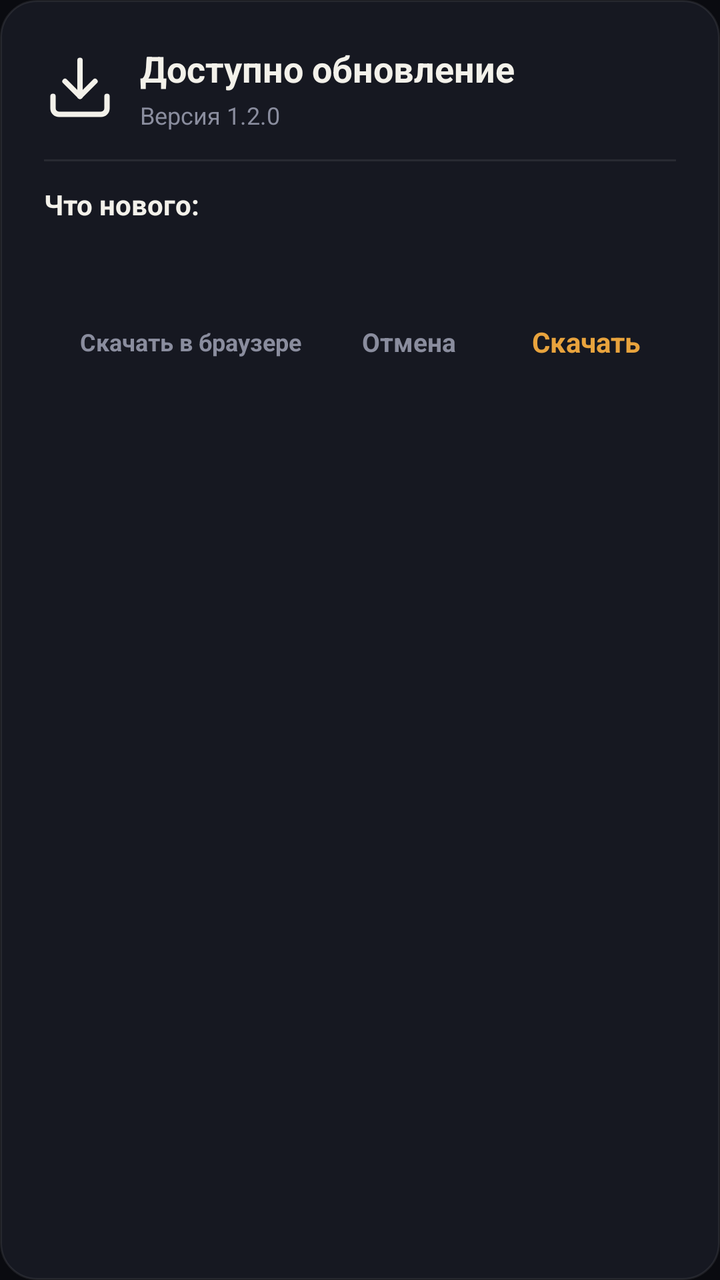
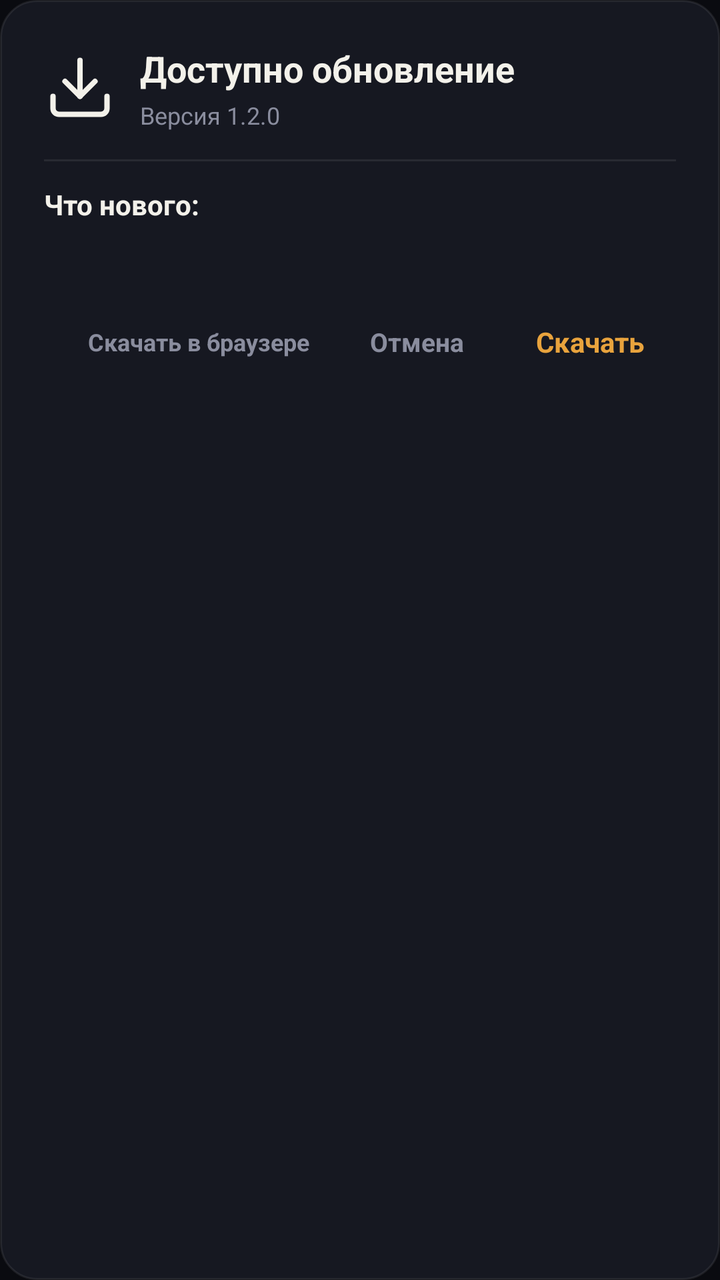

Screens rendered from an Android XML layout before and after an edit, with the pre-edit source and the edit as a unified diff.
<!-- AndroidManifest.xml: application theme Theme.Mirage -->
<!-- res/layout/dialog_update_available.xml -->
<?xml version="1.0" encoding="utf-8"?>
<LinearLayout xmlns:android="http://schemas.android.com/apk/res/android"
    android:id="@+id/dialogUpdateAvailableRoot"
    android:layout_width="match_parent"
    android:layout_height="wrap_content"
    android:background="@drawable/bg_card"
    android:orientation="vertical"
    android:padding="22dp">

    
    <LinearLayout
        android:layout_width="match_parent"
        android:layout_height="wrap_content"
        android:gravity="center_vertical"
        android:orientation="horizontal">

        <ImageView
            android:id="@+id/ivUpdateAvailableIcon"
            android:layout_width="36dp"
            android:layout_height="36dp"
            android:layout_marginEnd="12dp"
            android:src="@drawable/ic_download"
            android:contentDescription="@null" />

        <LinearLayout
            android:layout_width="0dp"
            android:layout_height="wrap_content"
            android:layout_weight="1"
            android:orientation="vertical">

            <TextView
                android:id="@+id/tvUpdateAvailableTitle"
                android:layout_width="wrap_content"
                android:layout_height="wrap_content"
                android:text="@string/update_dialog_title"
                android:textColor="@color/ink"
                android:textSize="18sp"
                android:textStyle="bold" />

            <TextView
                android:id="@+id/tvUpdateVersionBadge"
                android:layout_width="wrap_content"
                android:layout_height="wrap_content"
                android:layout_marginTop="3dp"
                android:text="Версия 1.2.0"
                android:textColor="@color/ink_soft"
                android:textSize="12sp" />
        </LinearLayout>
    </LinearLayout>

    <View
        android:id="@+id/vUpdateAvailableDivider"
        android:layout_width="match_parent"
        android:layout_height="1dp"
        android:layout_marginTop="14dp"
        android:layout_marginBottom="12dp"
        android:background="@color/card_stroke" />

    <TextView
        android:id="@+id/tvChangelogLabel"
        android:layout_width="wrap_content"
        android:layout_height="wrap_content"
        android:text="Что нового:"
        android:textColor="@color/ink"
        android:textSize="14sp"
        android:textStyle="bold" />

    <ScrollView
        android:layout_width="match_parent"
        android:layout_height="wrap_content"
        android:layout_marginTop="8dp"
        android:layout_marginBottom="14dp"
        android:maxHeight="200dp">

        <TextView
            android:id="@+id/tvUpdateChangelog"
            android:layout_width="match_parent"
            android:layout_height="wrap_content"
            android:lineSpacingExtra="3dp"
            android:textColor="@color/ink_soft"
            android:textSize="13sp" />
    </ScrollView>

    
    <LinearLayout
        android:id="@+id/layoutUpdateProgress"
        android:layout_width="match_parent"
        android:layout_height="wrap_content"
        android:layout_marginBottom="14dp"
        android:orientation="vertical"
        android:visibility="gone">

        <ProgressBar
            android:id="@+id/pbUpdateDownload"
            style="?android:attr/progressBarStyleHorizontal"
            android:layout_width="match_parent"
            android:layout_height="8dp"
            android:indeterminate="false"
            android:max="100"
            android:progress="0"
            android:progressBackgroundTint="@color/card_stroke"
            android:progressTint="@color/accent" />

        <TextView
            android:id="@+id/tvUpdateDownloadProgress"
            android:layout_width="match_parent"
            android:layout_height="wrap_content"
            android:layout_marginTop="6dp"
            android:gravity="center"
            android:text="@string/update_download_preparing"
            android:textColor="@color/ink_soft"
            android:textSize="12sp" />
    </LinearLayout>

    
    <LinearLayout
        android:layout_width="match_parent"
        android:layout_height="wrap_content"
        android:gravity="end|center_vertical"
        android:orientation="horizontal">

        <TextView
            android:id="@+id/btnUpdateBrowser"
            android:layout_width="wrap_content"
            android:layout_height="wrap_content"
            android:background="@android:color/transparent"
            android:clickable="true"
            android:focusable="false"
            android:maxLines="1"
            android:paddingStart="10dp"
            android:paddingEnd="10dp"
            android:paddingTop="10dp"
            android:paddingBottom="10dp"
            android:text="@string/update_dialog_browser_btn"
            android:textColor="@color/ink_soft"
            android:textSize="12sp"
            android:textStyle="bold" />

        <TextView
            android:id="@+id/btnUpdateLater"
            android:layout_width="wrap_content"
            android:layout_height="wrap_content"
            android:layout_marginStart="8dp"
            android:background="@android:color/transparent"
            android:clickable="true"
            android:focusable="false"
            android:paddingStart="12dp"
            android:paddingEnd="12dp"
            android:paddingTop="10dp"
            android:paddingBottom="10dp"
            android:text="@string/update_dialog_later"
            android:textColor="@color/ink_soft"
            android:textSize="13sp"
            android:textStyle="bold" />

        <TextView
            android:id="@+id/btnUpdateDownload"
            android:layout_width="wrap_content"
            android:layout_height="wrap_content"
            android:layout_marginStart="8dp"
            android:background="@android:color/transparent"
            android:clickable="true"
            android:focusable="false"
            android:paddingStart="18dp"
            android:paddingEnd="18dp"
            android:paddingTop="10dp"
            android:paddingBottom="10dp"
            android:text="@string/update_dialog_download"
            android:textColor="@color/accent"
            android:textSize="14sp"
            android:textStyle="bold" />
    </LinearLayout>

</LinearLayout>
<!-- resources referenced by this layout -->
<resources>
  <color name="accent">#E8A33D</color>
  <color name="card_stroke">#14FFFFFF</color>
  <color name="ink">#F3F1EA</color>
  <color name="ink_soft">#8A8D9E</color>
  <!-- drawable bg_card (drawable) -->
  <?xml version="1.0" encoding="utf-8"?>
  <shape xmlns:android="http://schemas.android.com/apk/res/android"
      android:shape="rectangle">
      <corners android:radius="18dp" />
      <solid android:color="@color/card" />
      <stroke
          android:width="1dp"
          android:color="@color/card_stroke" />
  </shape>
  <!-- drawable ic_download (drawable) -->
  <?xml version="1.0" encoding="utf-8"?>
  <vector xmlns:android="http://schemas.android.com/apk/res/android"
      android:width="20dp"
      android:height="20dp"
      android:viewportWidth="24"
      android:viewportHeight="24">
      <path
          android:strokeColor="@color/ink"
          android:strokeWidth="1.8"
          android:strokeLineCap="round"
          android:strokeLineJoin="round"
          android:pathData="M21,15v4a2,2 0 0,1 -2,2H5a2,2 0 0,1 -2,-2v-4" />
      <path
          android:strokeColor="@color/ink"
          android:strokeWidth="1.8"
          android:strokeLineCap="round"
          android:strokeLineJoin="round"
          android:pathData="M7,10l5,5 5,-5" />
      <path
          android:strokeColor="@color/ink"
          android:strokeWidth="1.8"
          android:strokeLineCap="round"
          android:strokeLineJoin="round"
          android:pathData="M12,15V3" />
  </vector>
  <string name="update_dialog_browser_btn">Скачать в браузере</string>
  <string name="update_dialog_download">Скачать</string>
  <string name="update_dialog_later">Отмена</string>
  <string name="update_dialog_title">Доступно обновление</string>
  <string name="update_download_preparing">Подготовка к загрузке…</string>
  <style name="Theme.Mirage" parent="Theme.Material3.Dark.NoActionBar">
          <item name="android:windowBackground">@color/bg</item>
          <item name="android:statusBarColor">@color/bg</item>
          <item name="android:navigationBarColor">@color/bg</item>
          <item name="android:windowLightStatusBar">false</item>
          <item name="colorPrimary">@color/amber</item>
          <item name="colorSecondary">@color/amber_deep</item>
          <item name="colorSurface">@color/card</item>
          <item name="colorOnSurface">@color/ink</item>
      </style>
  <color name="card">#161821</color>
  <color name="bg">#0A0B10</color>
  <color name="amber">#E8A33D</color>
  <color name="amber_deep">#C9722A</color>
</resources>

<!-- the commit's change to res/layout/dialog_update_available.xml (unified diff, before → after) -->
@@ -161,8 +161,9 @@
             android:background="@android:color/transparent"
             android:clickable="true"
             android:focusable="false"
-            android:paddingStart="18dp"
-            android:paddingEnd="18dp"
+            android:maxLines="1"
+            android:paddingStart="16dp"
+            android:paddingEnd="16dp"
             android:paddingTop="10dp"
             android:paddingBottom="10dp"
             android:text="@string/update_dialog_download"
